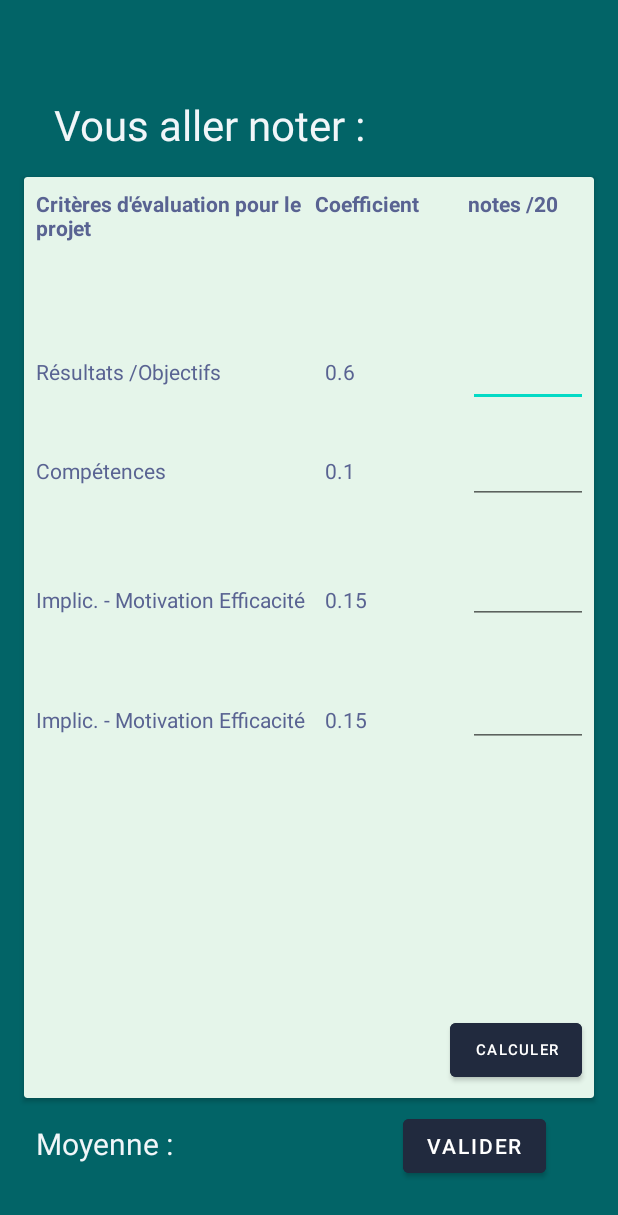
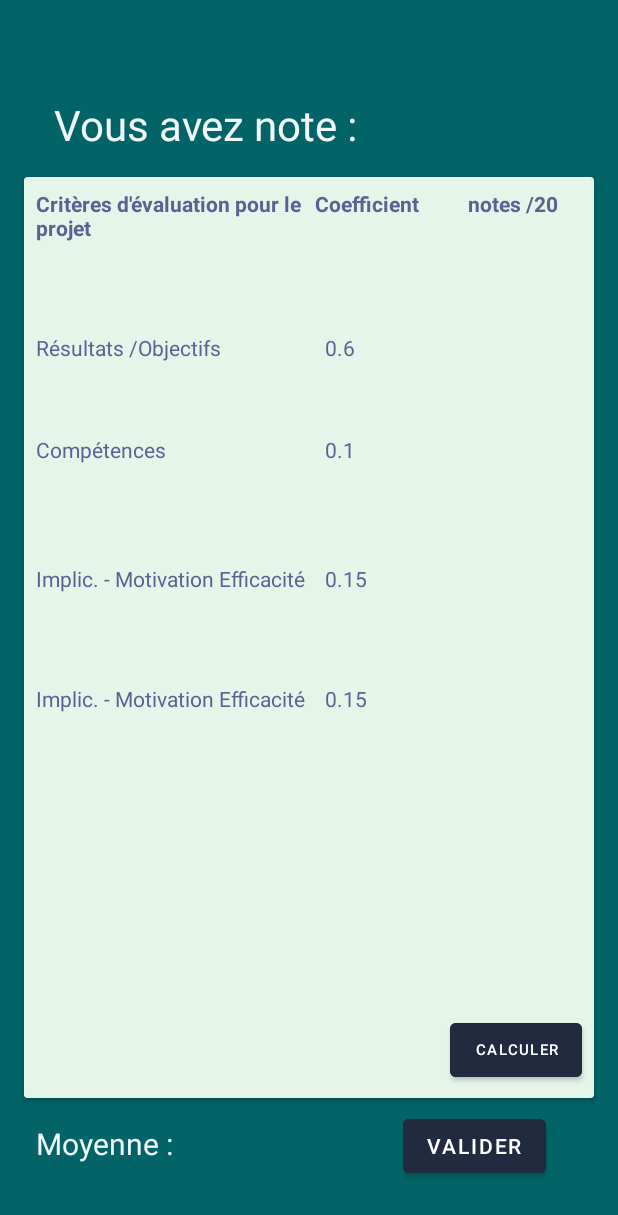
Before and after one commit to MaximeBourge/Eval_360_mobile_V2, an Android app: the DetailNotation screen opened directly, with no data from a screen before it, on a phone screen of 412 x 824 dp. Shown: the top 1215 px of the screen. Run offline under Robolectric (Android 15) with nearby library versions, the phone set to English and light mode, and no system bars; Roboto replaces fonts that are not available here; 4 statements that could not run were skipped.

Commit message:
on part du meme truc

```diff
--- a/app/build.gradle
+++ b/app/build.gradle
@@ -49,6 +49,8 @@ dependencies {
     androidTestImplementation 'androidx.test.ext:junit:1.1.5'
     androidTestImplementation 'androidx.test.espresso:espresso-core:3.5.1'
     implementation 'com.google.firebase:firebase-auth:19.4.0'
+    implementation 'com.android.volley:volley:1.2.1'
+
 
 
 }
--- a/app/src/main/java/fr/isen/eval_360_mobile/MainActivity.kt
+++ b/app/src/main/java/fr/isen/eval_360_mobile/MainActivity.kt
@@ -5,7 +5,9 @@ import android.content.Intent
 import androidx.appcompat.app.AppCompatActivity
 import android.os.Bundle
 import android.widget.Button
+import fr.isen.eval_360_mobile.studentView.DetailNotation
 import fr.isen.eval_360_mobile.studentView.Eleve
+import fr.isen.eval_360_mobile.teacherView.HomePageTeacherActivity
 import fr.isen.eval_360_mobile.teacherView.ProjectDetailsActivity
 
 class MainActivity : AppCompatActivity() {
@@ -22,7 +24,7 @@ class MainActivity : AppCompatActivity() {
 
         val buttonTeacher = findViewById<Button>(R.id.btn_get_teacher)
         buttonTeacher.setOnClickListener {
-            val intent = Intent(this, Eleve::class.java)
+            val intent = Intent(this, NotationEleve::class.java)
             startActivity(intent)
         }
     }
--- a/app/src/main/res/layout/activity_detail_notation.xml
+++ b/app/src/main/res/layout/activity_detail_notation.xml
@@ -15,7 +15,7 @@
         android:layout_height="wrap_content"
         android:layout_marginStart="36dp"
         android:layout_marginTop="64dp"
-        android:text="Vous aller noter :"
+        android:text="Vous avez note :"
         android:textColor="#F1F6F9"
         android:textSize="28sp"
         app:layout_constraintStart_toStartOf="parent"
@@ -155,7 +155,7 @@
                         android:text="  0.6"
                         android:textColor="#596392" />
 
-                    <com.google.android.material.textfield.TextInputEditText
+                    <TextView
                         android:id="@+id/note1"
                         android:layout_width="39dp"
                         android:layout_height="49dp"
@@ -182,7 +182,7 @@
                         android:text="  0.1"
                         android:textColor="#596392" />
 
-                    <com.google.android.material.textfield.TextInputEditText
+                    <TextView
                         android:id="@+id/note2"
                         android:layout_width="80dp"
                         android:layout_height="46dp"
@@ -210,7 +210,7 @@
                         android:text="  0.15"
                         android:textColor="#596392" />
 
-                    <com.google.android.material.textfield.TextInputEditText
+                    <TextView
                         android:id="@+id/note3"
                         android:layout_width="82dp"
                         android:layout_height="40dp"
@@ -234,7 +234,7 @@
                         android:text="  0.15"
                         android:textColor="#596392" />
 
-                    <com.google.android.material.textfield.TextInputEditText
+                    <TextView
                         android:id="@+id/note4"
                         android:layout_width="84dp"
                         android:layout_height="42dp"
```
Also changed, not shown: app/src/main/java/fr/isen/eval_360_mobile/adapter/NameAdapter.kt (+49 -8 lines), app/src/main/java/fr/isen/eval_360_mobile/adapter/GroupAdapterAdrien.kt (line endings or trailing spaces).
